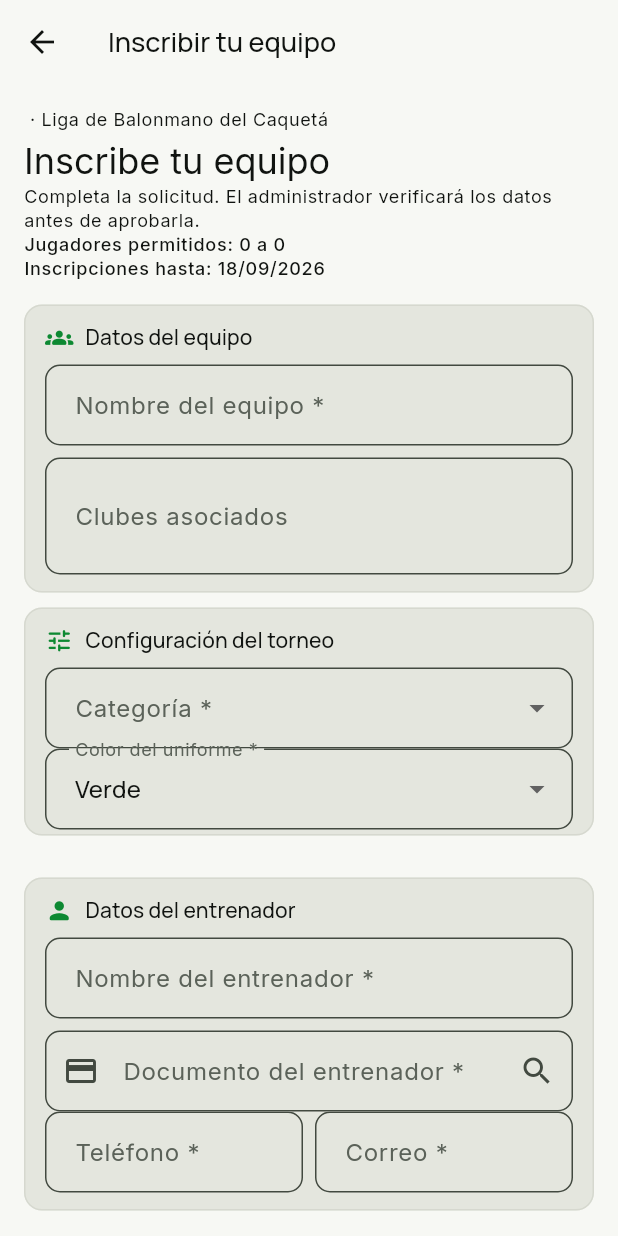
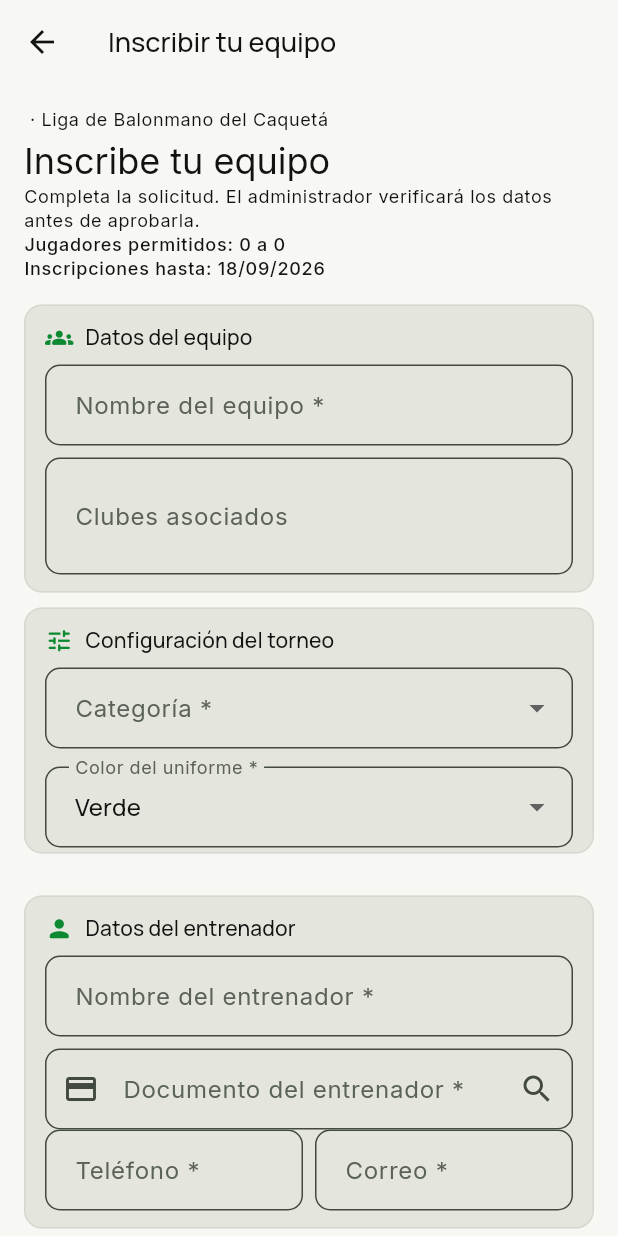
Before and after one commit to tatiana1104/handplay_demo, a Flutter app: the TeamRegistrationScreen screen opened directly with empty values, on a phone screen of 412 x 824 dp. Run offline on Flutter 3.47's test engine with Material 3 defaults, Android fonts, the phone set to English and light mode, and no system bars; our stand-ins replace cloud_firestore, dartz, equatable, firebase_auth, firebase_core, firebase_messaging and 5 more; accounts and stored records are empty.

Commit message:
fix: expand tournament configuration fields

```diff
--- a/lib/features/tournaments/presentation/screens/team_registration_screen.dart
+++ b/lib/features/tournaments/presentation/screens/team_registration_screen.dart
@@ -595,8 +595,27 @@ class _TeamRegistrationScreenState extends State<TeamRegistrationScreen> {
               icon: Icons.tune_rounded,
               title: 'Configuración del torneo',
               children: [
-            DropdownButtonFormField<String>(value: _category, decoration: const InputDecoration(labelText: 'Categoría *'), items: categories.map((value) => DropdownMenuItem(value: value, child: Text(value.replaceAll('|', ' · ')))).toList(), onChanged: (value) => setState(() => _category = value)),
-            DropdownButtonFormField<String>(value: _color, decoration: const InputDecoration(labelText: 'Color del uniforme *'), items: const ['Verde', 'Azul', 'Rojo', 'Naranja', 'Amarillo', 'Blanco', 'Negro'].map((value) => DropdownMenuItem(value: value, child: Text(value))).toList(), onChanged: (value) => setState(() => _color = value ?? _color)),
+                SizedBox(
+                  width: double.infinity,
+                  child: DropdownButtonFormField<String>(
+                    value: _category,
+                    isExpanded: true,
+                    decoration: const InputDecoration(labelText: 'Categoría *'),
+                    items: categories.map((value) => DropdownMenuItem(value: value, child: Text(value.replaceAll('|', ' · '), overflow: TextOverflow.ellipsis))).toList(),
+                    onChanged: (value) => setState(() => _category = value),
+                  ),
+                ),
+                const SizedBox(height: 12),
+                SizedBox(
+                  width: double.infinity,
+                  child: DropdownButtonFormField<String>(
+                    value: _color,
+                    isExpanded: true,
+                    decoration: const InputDecoration(labelText: 'Color del uniforme *'),
+                    items: const ['Verde', 'Azul', 'Rojo', 'Naranja', 'Amarillo', 'Blanco', 'Negro'].map((value) => DropdownMenuItem(value: value, child: Text(value))).toList(),
+                    onChanged: (value) => setState(() => _color = value ?? _color),
+                  ),
+                ),
               ],
             ),
         const SizedBox(height: 10),
@@ -691,7 +710,7 @@ class _TeamRegistrationScreenState extends State<TeamRegistrationScreen> {
         child: Padding(
           padding: const EdgeInsets.fromLTRB(14, 12, 14, 4),
   child: Column(
-            crossAxisAlignment: CrossAxisAlignment.start,
+  crossAxisAlignment: CrossAxisAlignment.stretch,
   children: [
               Row(
                 children: [
```
Lines whose indentation alone changed are shown as unchanged.
